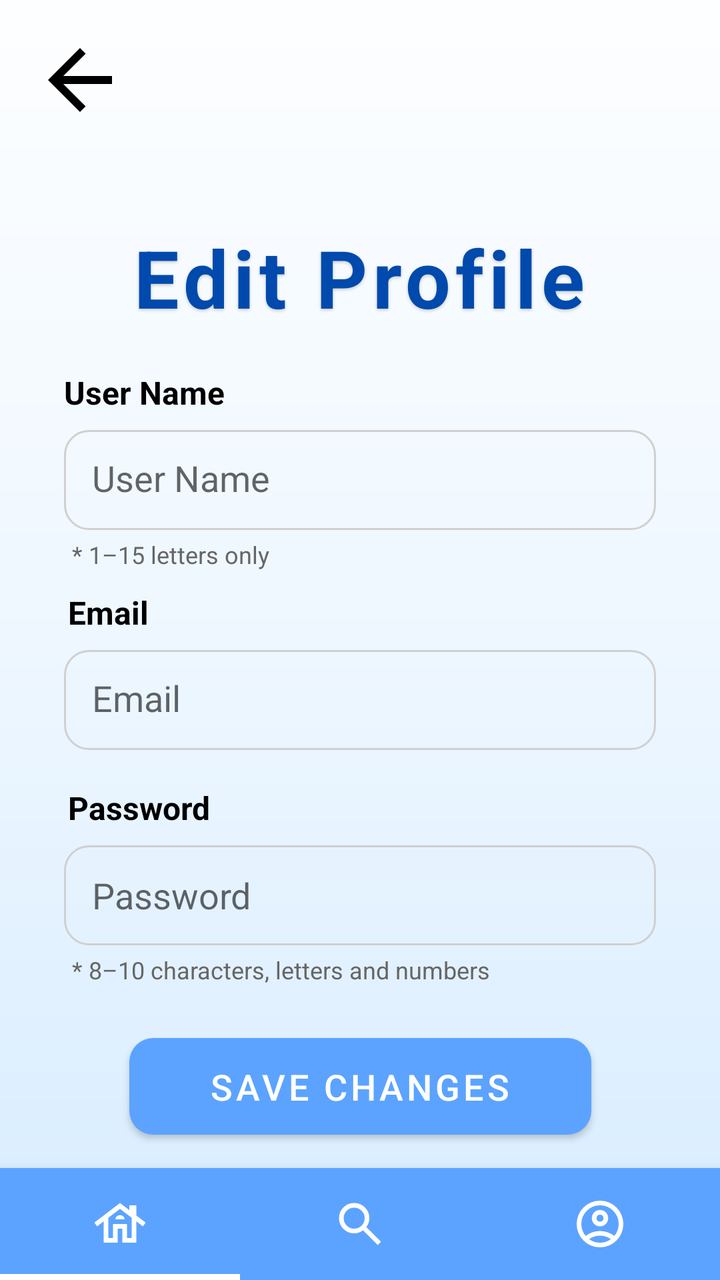
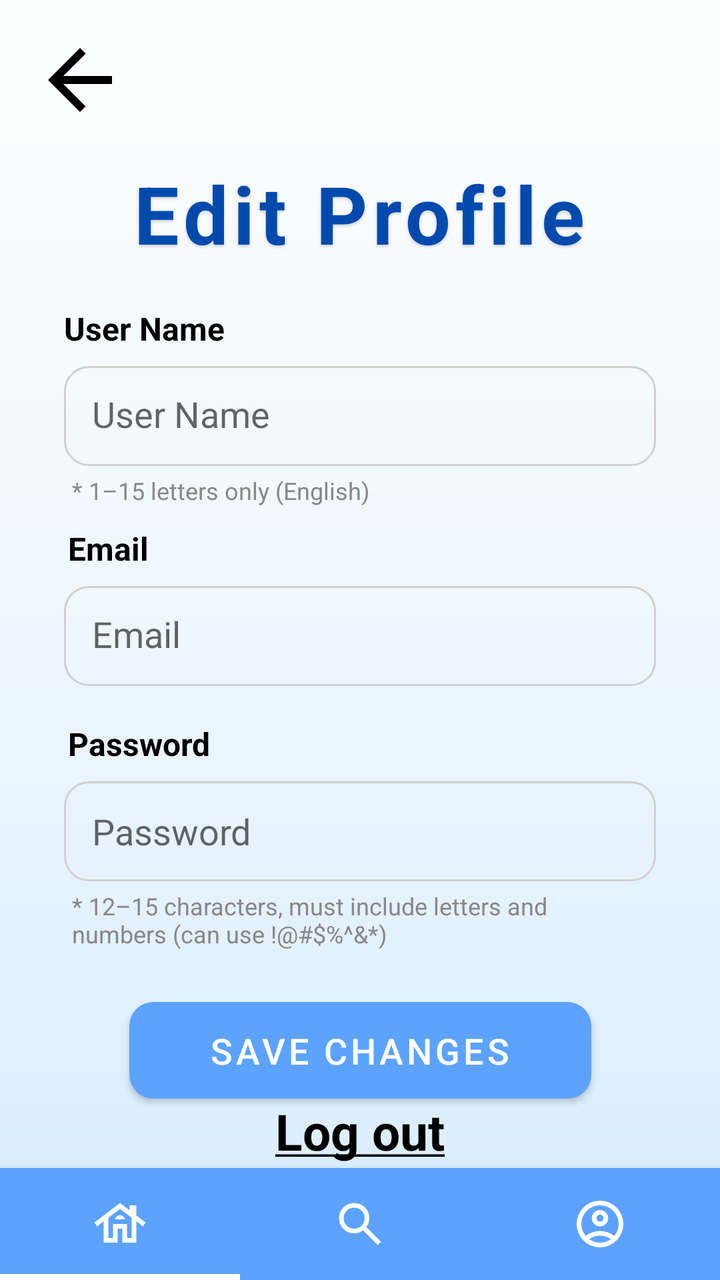

Before-and-after screenshots of an Android layout around one commit, followed by the original layout XML and the change that was made.
<!-- AndroidManifest.xml: application theme Theme.Smart_Group -->
<!-- res/layout/activity_edit_profile.xml -->
<?xml version="1.0" encoding="utf-8"?>
<androidx.constraintlayout.widget.ConstraintLayout
    xmlns:android="http://schemas.android.com/apk/res/android"
    xmlns:app="http://schemas.android.com/apk/res-auto"
    xmlns:tools="http://schemas.android.com/tools"
    android:layout_width="match_parent"
    android:layout_height="match_parent"
    android:background="@drawable/login_background"
    tools:context=".ui.profile.EditProfileActivity">


    <ImageView
        android:id="@+id/back_arrow"
        android:layout_width="48dp"
        android:layout_height="48dp"
        android:layout_marginStart="16dp"
        android:layout_marginTop="16dp"
        android:src="@drawable/arrow_back"
        android:contentDescription="Back"
        android:clickable="true"
        android:focusable="true"
        app:layout_constraintTop_toTopOf="parent"
        app:layout_constraintStart_toStartOf="parent"/>

    <TextView
        android:id="@+id/edit_profile_title"
        android:layout_width="wrap_content"
        android:layout_height="wrap_content"
        android:layout_marginTop="112dp"
        android:letterSpacing="0.06"
        android:shadowColor="@color/shadow_black"
        android:shadowDx="0"
        android:shadowDy="2"
        android:shadowRadius="4"
        android:text="Edit Profile"
        android:textColor="@color/blue"
        android:textSize="40sp"
        android:textStyle="bold"
        app:layout_constraintEnd_toEndOf="parent"
        app:layout_constraintHorizontal_bias="0.498"
        app:layout_constraintStart_toStartOf="parent"
        app:layout_constraintTop_toTopOf="parent" />

    <TextView
        android:id="@+id/username_text"
        android:layout_width="wrap_content"
        android:layout_height="wrap_content"
        android:layout_marginStart="32dp"
        android:layout_marginTop="20dp"
        android:text="User Name"
        android:textColor="@color/black"
        android:textSize="16sp"
        android:textStyle="bold"
        app:layout_constraintStart_toStartOf="parent"
        app:layout_constraintTop_toBottomOf="@id/edit_profile_title" />

    <EditText
        android:id="@+id/et_username"
        android:layout_width="0dp"
        android:layout_height="50dp"
        android:layout_marginTop="8dp"
        android:layout_marginStart="32dp"
        android:layout_marginEnd="32dp"
        android:background="@drawable/text_box"
        android:hint="User Name"
        android:imeOptions="actionNext"
        android:padding="14dp"
        android:singleLine="true"
        android:textColor="@color/black"
        android:inputType="textPersonName"
        app:layout_constraintTop_toBottomOf="@id/username_text"
        app:layout_constraintStart_toStartOf="parent"
        app:layout_constraintEnd_toEndOf="parent" />

    <TextView
        android:id="@+id/username_hint_text"
        android:layout_width="0dp"
        android:layout_height="wrap_content"
        android:layout_marginStart="36dp"
        android:layout_marginEnd="36dp"
        android:layout_marginTop="4dp"
        android:text="* 1–15 letters only"
        android:textSize="12sp"
        android:textColor="#666666"
        app:layout_constraintTop_toBottomOf="@id/et_username"
        app:layout_constraintStart_toStartOf="parent"
        app:layout_constraintEnd_toEndOf="parent"/>

    <TextView
        android:id="@+id/email_text"
        android:layout_width="wrap_content"
        android:layout_height="wrap_content"
        android:layout_marginTop="10dp"
        android:layout_marginStart="34dp"
        android:text="Email"
        android:textColor="@color/black"
        android:textSize="16sp"
        android:textStyle="bold"
        app:layout_constraintTop_toBottomOf="@id/username_hint_text"
        app:layout_constraintStart_toStartOf="parent" />

    <EditText
        android:id="@+id/et_email"
        android:layout_width="0dp"
        android:layout_height="50dp"
        android:layout_marginTop="8dp"
        android:layout_marginStart="32dp"
        android:layout_marginEnd="32dp"
        android:background="@drawable/text_box"
        android:hint="Email"
        android:imeOptions="actionNext"
        android:padding="14dp"
        android:singleLine="true"
        android:textColor="@color/black"
        android:inputType="textEmailAddress"
        app:layout_constraintTop_toBottomOf="@id/email_text"
        app:layout_constraintStart_toStartOf="parent"
        app:layout_constraintEnd_toEndOf="parent" />

    <TextView
        android:id="@+id/password_text"
        android:layout_width="wrap_content"
        android:layout_height="wrap_content"
        android:layout_marginTop="18dp"
        android:layout_marginStart="34dp"
        android:text="Password"
        android:textColor="@color/black"
        android:textSize="16sp"
        android:textStyle="bold"
        app:layout_constraintTop_toBottomOf="@id/et_email"
        app:layout_constraintStart_toStartOf="parent" />

    <EditText
        android:id="@+id/et_password"
        android:layout_width="0dp"
        android:layout_height="50dp"
        android:layout_marginTop="8dp"
        android:layout_marginStart="32dp"
        android:layout_marginEnd="32dp"
        android:background="@drawable/text_box"
        android:hint="Password"
        android:imeOptions="actionDone"
        android:inputType="textPassword"
        android:paddingStart="14dp"
        android:paddingEnd="20dp"
        android:singleLine="true"
        android:textColor="@color/black"
        app:layout_constraintTop_toBottomOf="@id/password_text"
        app:layout_constraintStart_toStartOf="parent"
        app:layout_constraintEnd_toEndOf="parent" />
    <TextView
        android:id="@+id/password_hint_text"
        android:layout_width="0dp"
        android:layout_height="wrap_content"
        android:layout_marginStart="36dp"
        android:layout_marginEnd="36dp"
        android:layout_marginTop="4dp"
        android:text="* 8–10 characters, letters and numbers"
        android:textSize="12sp"
        android:textColor="#666666"
        app:layout_constraintTop_toBottomOf="@id/et_password"
        app:layout_constraintStart_toStartOf="parent"
        app:layout_constraintEnd_toEndOf="parent"/>

    <com.google.android.material.button.MaterialButton
        android:id="@+id/save_changes_btn"
        android:layout_width="wrap_content"
        android:layout_height="wrap_content"
        android:minHeight="48dp"
        android:layout_marginTop="20dp"
        android:paddingStart="40dp"
        android:paddingEnd="40dp"
        android:paddingTop="12dp"
        android:paddingBottom="12dp"
        app:backgroundTint="@color/lightBlue"
        android:elevation="6dp"
        android:text="SAVE CHANGES"
        android:textColor="@android:color/white"
        android:textSize="18sp"
        app:cornerRadius="12dp"
        app:layout_constraintEnd_toEndOf="parent"
        app:layout_constraintStart_toStartOf="parent"
        app:layout_constraintTop_toBottomOf="@id/password_hint_text" />

    <TextView
        android:id="@+id/logout_text"
        android:layout_width="wrap_content"
        android:layout_height="48dp"
        android:paddingStart="12dp"
        android:paddingEnd="12dp"
        android:gravity="center"
        android:layout_marginTop="10dp"
        android:layout_marginBottom="18dp"
        android:clickable="true"
        android:focusable="true"
        android:text="@string/log_out"
        android:textColor="@color/black"
        android:textSize="25sp"
        android:textStyle="bold"
        app:layout_constraintStart_toStartOf="parent"
        app:layout_constraintEnd_toEndOf="parent"
        app:layout_constraintTop_toBottomOf="@id/save_changes_btn"
        app:layout_constraintBottom_toTopOf="@id/bottom_nav"/>

    <com.google.android.material.bottomnavigation.BottomNavigationView
        android:id="@+id/bottom_nav"
        android:layout_width="0dp"
        android:layout_height="wrap_content"
        app:menu="@menu/bottom_menu"
        app:labelVisibilityMode="unlabeled"
        app:itemIconTint="@color/white"
        app:itemTextColor="@color/white"
        app:itemIconSize="28dp"
        app:itemBackground="@drawable/bottom_nav_background"
        android:background="@color/lightBlue"
        app:layout_constraintBottom_toBottomOf="parent"
        app:layout_constraintStart_toStartOf="parent"
        app:layout_constraintEnd_toEndOf="parent" />

</androidx.constraintlayout.widget.ConstraintLayout>
<!-- resources referenced by this layout -->
<resources>
  <color name="black">#FF000000</color>
  <color name="blue">#004aad</color>
  <color name="lightBlue">#5ca3ff</color>
  <color name="shadow_black">#33000000</color>
  <color name="white">#FFFFFFFF</color>
  <!-- drawable arrow_back (drawable) -->
  <vector xmlns:android="http://schemas.android.com/apk/res/android"
      android:autoMirrored="true"
      android:height="32dp"
      android:tint="#000000"
      android:viewportHeight="24"
      android:viewportWidth="24"
      android:width="32dp">
        
      <path android:fillColor="@android:color/white"
          android:pathData="M20,11H7.83l5.59,-5.59L12,4l-8,8 8,8 1.41,-1.41L7.83,13H20v-2z"/>
      
  </vector>
  <!-- drawable bottom_nav_background (drawable) -->
  <?xml version="1.0" encoding="utf-8"?>
  <selector xmlns:android="http://schemas.android.com/apk/res/android">
  
      <item android:state_checked="true"
          android:drawable="@drawable/bottom_nav_indicator"/>
  
      <item android:drawable="@android:color/transparent"/>
  
  </selector>
  <!-- drawable login_background (drawable) -->
  <?xml version="1.0" encoding="utf-8"?>
  <shape xmlns:android="http://schemas.android.com/apk/res/android">
      <gradient
          android:startColor="#FDFEFF"
          android:centerColor="#EEF7FF"
          android:endColor="#D7ECFF"
          android:angle="270" />
  </shape>
  <!-- drawable text_box (drawable) -->
  <?xml version="1.0" encoding="utf-8"?>
  <shape xmlns:android="http://schemas.android.com/apk/res/android">
  
      <solid android:color="@color/transparent" />
  
      <corners android:radius="12dp"/>
  
      <stroke
          android:width="1dp"
          android:color="@color/login_border_gray" />
  
  </shape>
  <string name="log_out"><u>Log out</u></string>
  <style name="Theme.Smart_Group" parent="Theme.MaterialComponents.Light.NoActionBar">
          <item name="android:windowAnimationStyle">@style/AppWindowAnimation</item>
      </style>
  <!-- drawable bottom_nav_indicator (drawable) -->
  <?xml version="1.0" encoding="utf-8"?>
  <layer-list xmlns:android="http://schemas.android.com/apk/res/android">
  
      <item android:gravity="bottom">
          <shape android:shape="rectangle">
              <size android:height="3dp"/>
              <solid android:color="@android:color/white"/>
          </shape>
      </item>
  
  </layer-list>
  <color name="transparent">#00FFFFFF</color>
  <color name="login_border_gray">#D0D0D0</color>
  <style name="AppWindowAnimation">
          <item name="android:activityOpenEnterAnimation">@anim/fade_in</item>
          <item name="android:activityOpenExitAnimation">@anim/slide_out_left</item>
          <item name="android:activityCloseEnterAnimation">@anim/slide_in_right</item>
          <item name="android:activityCloseExitAnimation">@anim/fade_out</item>
      </style>
</resources>

<!-- the commit's change to res/layout/activity_edit_profile.xml (unified diff, before → after) -->
@@ -15,18 +15,19 @@
         android:layout_height="48dp"
         android:layout_marginStart="16dp"
         android:layout_marginTop="16dp"
+        android:clickable="true"
+        android:contentDescription="Back"
+        android:focusable="true"
         android:src="@drawable/arrow_back"
-        android:contentDescription="Back"
-        android:clickable="true"
-        android:focusable="true"
-        app:layout_constraintTop_toTopOf="parent"
-        app:layout_constraintStart_toStartOf="parent"/>
+        app:tint="@color/black"
+        app:layout_constraintStart_toStartOf="parent"
+        app:layout_constraintTop_toTopOf="parent" />
 
     <TextView
         android:id="@+id/edit_profile_title"
         android:layout_width="wrap_content"
         android:layout_height="wrap_content"
-        android:layout_marginTop="112dp"
+        android:layout_marginTop="80dp"
         android:letterSpacing="0.06"
         android:shadowColor="@color/shadow_black"
         android:shadowDx="0"
@@ -79,9 +80,9 @@
         android:layout_marginStart="36dp"
         android:layout_marginEnd="36dp"
         android:layout_marginTop="4dp"
-        android:text="* 1–15 letters only"
+        android:text="* 1–15 letters only (English)"
         android:textSize="12sp"
-        android:textColor="#666666"
+        android:textColor="@color/gray_dark"
         app:layout_constraintTop_toBottomOf="@id/et_username"
         app:layout_constraintStart_toStartOf="parent"
         app:layout_constraintEnd_toEndOf="parent"/>
@@ -155,9 +156,9 @@
         android:layout_marginStart="36dp"
         android:layout_marginEnd="36dp"
         android:layout_marginTop="4dp"
-        android:text="* 8–10 characters, letters and numbers"
+        android:text="* 12–15 characters, must include letters and numbers (can use !@#$%^&amp;*)"
         android:textSize="12sp"
-        android:textColor="#666666"
+        android:textColor="@color/gray_dark"
         app:layout_constraintTop_toBottomOf="@id/et_password"
         app:layout_constraintStart_toStartOf="parent"
         app:layout_constraintEnd_toEndOf="parent"/>
<!-- resource entries referenced after the edit -->
@@ -2,6 +2,7 @@
 <resources>
   <color name="black">#FF000000</color>
   <color name="blue">#004aad</color>
+  <color name="gray_dark">#888888</color>
   <color name="lightBlue">#5ca3ff</color>
   <color name="shadow_black">#33000000</color>
   <color name="white">#FFFFFFFF</color>
@@ -53,6 +54,9 @@
   <string name="log_out"><u>Log out</u></string>
   <style name="Theme.Smart_Group" parent="Theme.MaterialComponents.Light.NoActionBar">
           <item name="android:windowAnimationStyle">@style/AppWindowAnimation</item>
+          <item name="android:statusBarColor">@color/primary_blue</item>
+          <item name="android:windowLightStatusBar">false</item>
+  
       </style>
   <!-- drawable bottom_nav_indicator (drawable) -->
   <?xml version="1.0" encoding="utf-8"?>
@@ -74,5 +78,6 @@
           <item name="android:activityCloseEnterAnimation">@anim/slide_in_right</item>
           <item name="android:activityCloseExitAnimation">@anim/fade_out</item>
       </style>
+  <color name="primary_blue">#0B3D91</color>
 </resources>
 
